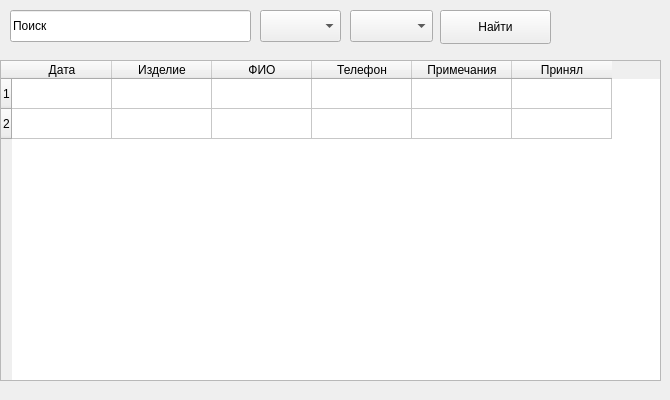
First picture: the form in SearchWin.ui, repository Traunquilizer/DB_UI, before the edit.
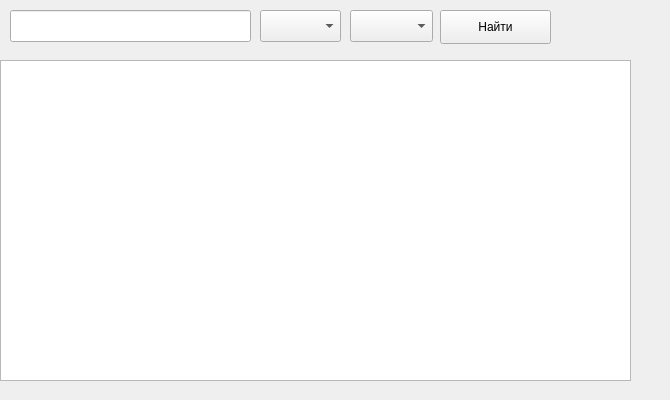
Second picture: the form after the edit.

Commit message: Trying model implementation of table

The edit to the form file:
```diff
--- a/SearchWin.ui
+++ b/SearchWin.ui
@@ -35,8 +35,8 @@
      <height>32</height>
     </rect>
    </property>
-   <property name="text">
-    <string>Поиск</string>
+   <property name="inputMethodHints">
+    <set>Qt::ImhHiddenText</set>
    </property>
   </widget>
   <widget class="QComboBox" name="comboBox_search_by">
@@ -65,50 +65,15 @@
     <string>&lt;html&gt;&lt;head/&gt;&lt;body&gt;&lt;p&gt;Сортировка по ...&lt;/p&gt;&lt;/body&gt;&lt;/html&gt;</string>
    </property>
   </widget>
-  <widget class="QTableWidget" name="tableWidget_applications">
+  <widget class="QTableView" name="tableView_applications">
    <property name="geometry">
     <rect>
      <x>0</x>
      <y>60</y>
-     <width>661</width>
+     <width>631</width>
      <height>321</height>
     </rect>
    </property>
-   <property name="rowCount">
-    <number>2</number>
-   </property>
-   <row/>
-   <row/>
-   <column>
-    <property name="text">
-     <string>Дата</string>
-    </property>
-   </column>
-   <column>
-    <property name="text">
-     <string>Изделие</string>
-    </property>
-   </column>
-   <column>
-    <property name="text">
-     <string>ФИО</string>
-    </property>
-   </column>
-   <column>
-    <property name="text">
-     <string>Телефон</string>
-    </property>
-   </column>
-   <column>
-    <property name="text">
-     <string>Примечания</string>
-    </property>
-   </column>
-   <column>
-    <property name="text">
-     <string>Принял</string>
-    </property>
-   </column>
   </widget>
  </widget>
  <resources/>
```
The commit also changes 3 other files.
